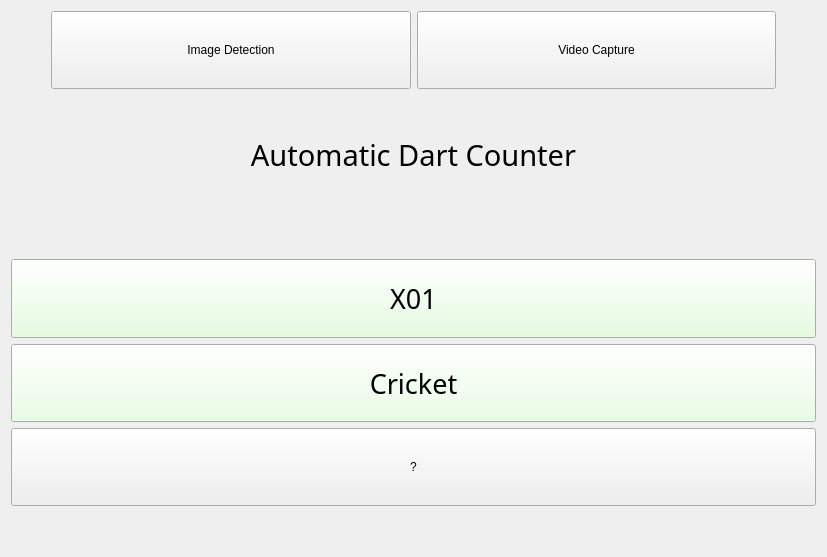
White-Dwarf/Automatic_Dart_Detection, file mainwindow.ui: the form before one commit.
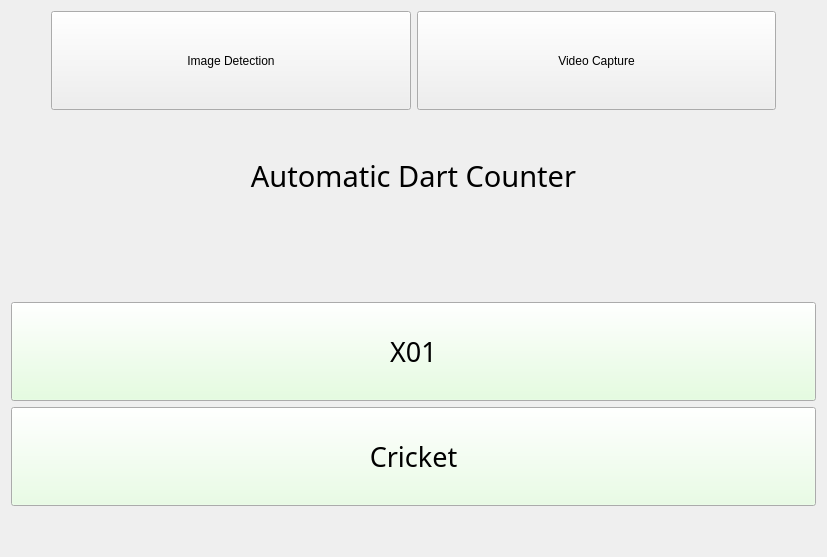
The form after the commit.

Patch:
```diff
--- a/mainwindow.ui
+++ b/mainwindow.ui
@@ -312,25 +312,6 @@
         </property>
        </widget>
       </item>
-      <item>
-       <widget class="QPushButton" name="pushButton">
-        <property name="sizePolicy">
-         <sizepolicy hsizetype="Preferred" vsizetype="Preferred">
-          <horstretch>0</horstretch>
-          <verstretch>0</verstretch>
-         </sizepolicy>
-        </property>
-        <property name="minimumSize">
-         <size>
-          <width>0</width>
-          <height>70</height>
-         </size>
-        </property>
-        <property name="text">
-         <string>?</string>
-        </property>
-       </widget>
-      </item>
       <item>
        <spacer name="verticalSpacer_2">
         <property name="orientation">
```
